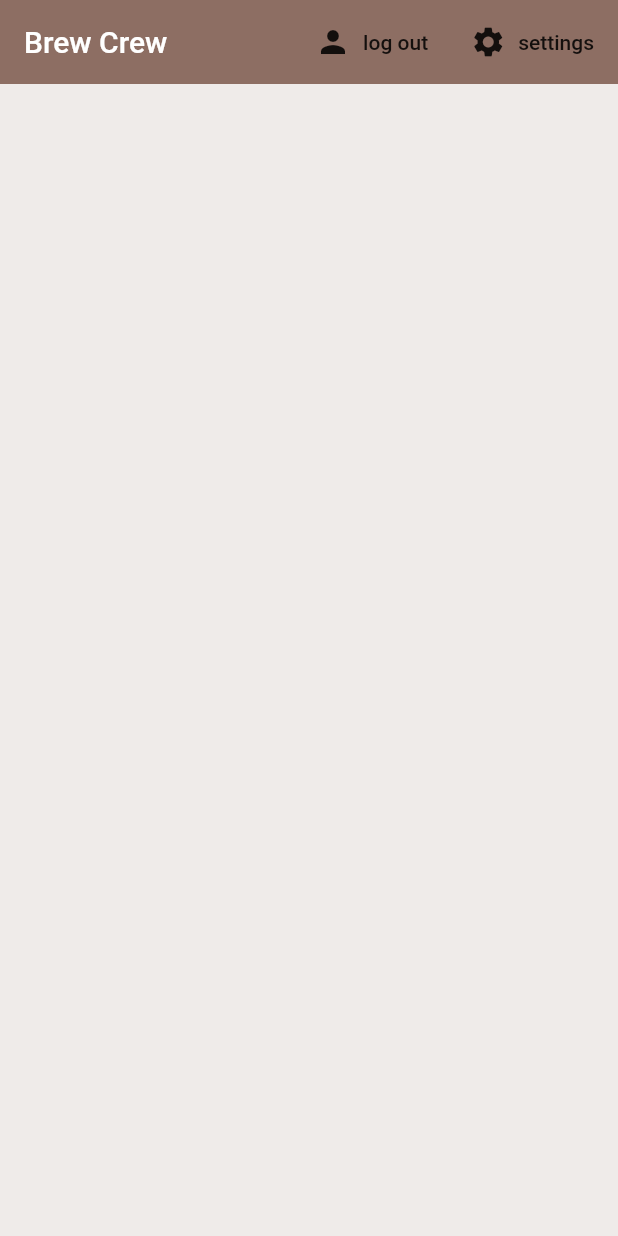
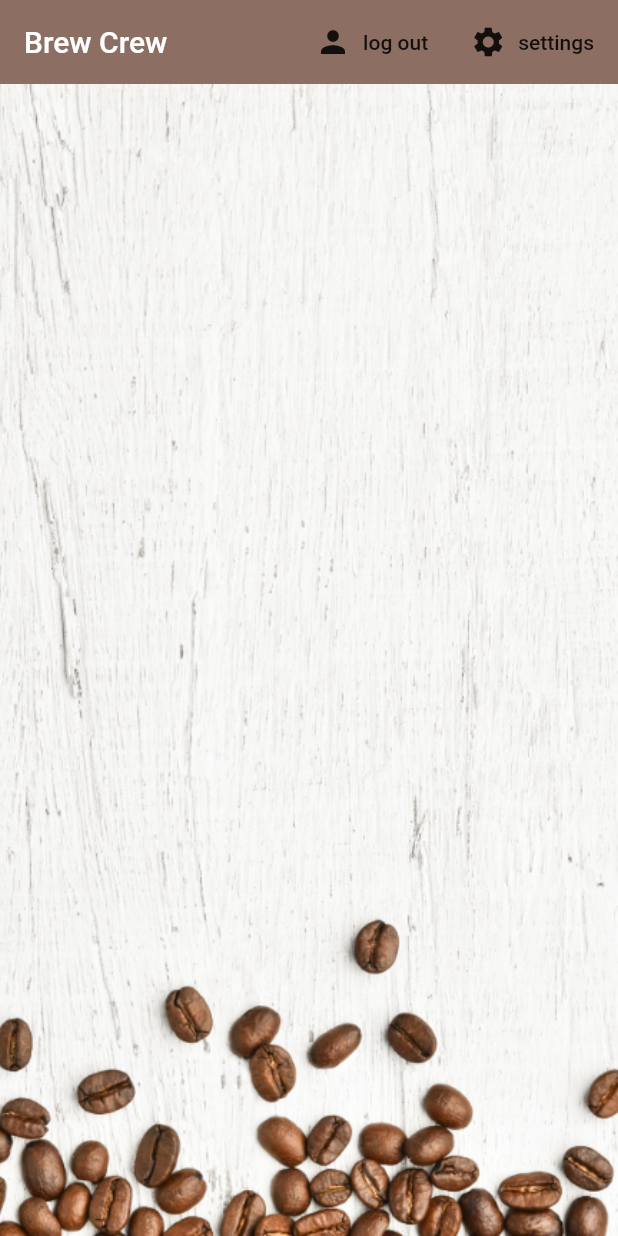
Before and after one commit to heimzza/coffee_firebase_brew_crew, a Flutter app: the screen it shows once a user with an empty profile is signed in, on a phone screen of 412 x 824 dp. Run offline on Flutter 3.47's test engine with Material 2 defaults, Android fonts, the phone set to English and light mode, and no system bars; our stand-ins replace cloud_firestore, firebase_auth, flutter_spinkit; accounts and stored records are empty.

Commit message:
UI improvements

```diff
--- a/lib/models/user.dart
+++ b/lib/models/user.dart
@@ -1,9 +1,21 @@
 import 'package:flutter/material.dart';
 
 class User {
-
   final String uid;
 
   User({this.uid});
+}
 
+class UserData {
+  final String uid;
+  final String name;
+  final String sugars;
+  final int strength;
+
+  UserData({
+    this.uid,
+    this.name,
+    this.strength,
+    this.sugars,
+  });
 }
--- a/lib/screens/home/brew_list.dart
+++ b/lib/screens/home/brew_list.dart
@@ -12,15 +12,13 @@ class BrewList extends StatefulWidget {
 class _BrewListState extends State<BrewList> {
   @override
   Widget build(BuildContext context) {
-    final brews = Provider.of<List<Brew>>(context);
+    final brews = Provider.of<List<Brew>>(context) ?? [];
 
-    return brews == null
-        ? Container()
-        : ListView.builder(
-            itemCount: brews.length,
-            itemBuilder: (context, index) {
-              return BrewTile(brew: brews[index]);
-            },
-          );
+    return ListView.builder(
+      itemCount: brews.length,
+      itemBuilder: (context, index) {
+        return BrewTile(brew: brews[index]);
+      },
+    );
   }
 }
--- a/lib/screens/home/brew_tile.dart
+++ b/lib/screens/home/brew_tile.dart
@@ -15,6 +15,7 @@ class BrewTile extends StatelessWidget {
           leading: CircleAvatar(
             radius: 25,
             backgroundColor: Colors.brown[brew.strength],
+            backgroundImage: AssetImage("assets/coffee_icon.png"),
           ),
           title: Text(brew.name),
           subtitle: Text("Takes ${brew.sugars} sugar(s)"),
--- a/lib/screens/home/home.dart
+++ b/lib/screens/home/home.dart
@@ -48,7 +48,15 @@ class Home extends StatelessWidget {
               )
             ],
           ),
-          body: BrewList(),
+          body: Container(
+            decoration: BoxDecoration(
+              image: DecorationImage(
+                image: AssetImage("assets/coffee_bg.png"),
+                fit: BoxFit.cover,
+              ),
+            ),
+            child: BrewList(),
+          ),
         ),
       ),
     );
--- a/pubspec.yaml
+++ b/pubspec.yaml
@@ -49,10 +49,8 @@ flutter:
   uses-material-design: true
 
   # To add assets to your application, add an assets section, like this:
-  # assets:
-  #   - images/a_dot_burr.jpeg
-  #   - images/a_dot_ham.jpeg
-
+  assets:
+    - assets/
   # An image asset can refer to one or more resolution-specific "variants", see
   # https://flutter.dev/assets-and-images/#resolution-aware.
 
```
Also changed, not shown: lib/screens/home/settings_form.dart (+36 -10 lines), lib/services/database.dart (+17 -0 lines), assets/coffee_bg.png (added), assets/coffee_icon.png (added).
